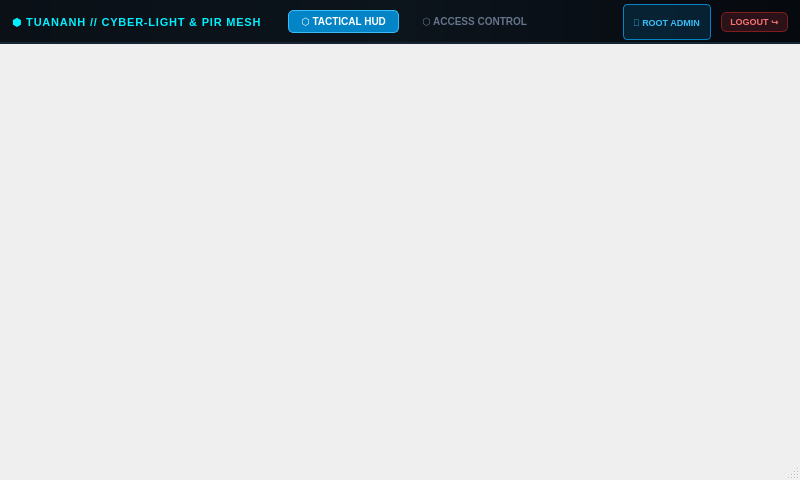
Before: the Qt Designer form OUT_SRC_TUANANH/OUT_SRC_TUANANH/ui/MainWindow.ui in dinhquanghaICTU/OUT_SRC, drawn with Qt 5.
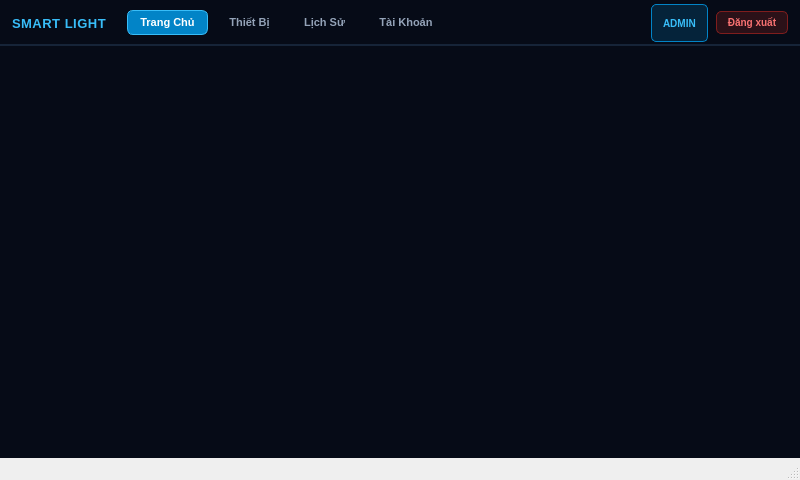
After: the same form once the commit is applied.

Commit message: Update OUT_SRC: SCADA charts, history aggregation, UI and firmware improvements across projects

```diff
--- a/OUT_SRC_TUANANH/OUT_SRC_TUANANH/ui/MainWindow.ui
+++ b/OUT_SRC_TUANANH/OUT_SRC_TUANANH/ui/MainWindow.ui
@@ -12,14 +12,28 @@
   </property>
   <property name="minimumSize">
    <size>
-    <width>320</width>
-    <height>240</height>
+    <width>800</width>
+    <height>480</height>
+   </size>
+  </property>
+  <property name="maximumSize">
+   <size>
+    <width>800</width>
+    <height>480</height>
    </size>
   </property>
   <property name="windowTitle">
    <string>TUANANH - Tactical Cyber-Light &amp; Security Mesh</string>
   </property>
   <widget class="QWidget" name="centralWidget">
+   <property name="styleSheet">
+    <string notr="true">QWidget#centralWidget {
+  background-color: #060b17;
+}
+QStackedWidget#pages {
+  background-color: #060b17;
+}</string>
+   </property>
    <layout class="QVBoxLayout" name="mainLayout">
     <property name="spacing">
      <number>0</number>
@@ -41,19 +55,19 @@
       <property name="minimumSize">
        <size>
         <width>0</width>
-        <height>44</height>
+        <height>46</height>
        </size>
       </property>
       <property name="maximumSize">
        <size>
         <width>16777215</width>
-        <height>44</height>
+        <height>46</height>
        </size>
       </property>
       <property name="styleSheet">
        <string notr="true">QFrame#topHeaderBar {
-  background: qlineargradient(x1:0, y1:0, x2:1, y2:0, stop:0 #0a1016, stop:0.5 #0c141c, stop:1 #06090e);
-  border-bottom: 1.5px solid #162432;
+  background-color: #060b17;
+  border-bottom: 1.5px solid #162438;
 }</string>
       </property>
       <layout class="QHBoxLayout" name="headerLayout">
@@ -70,15 +84,15 @@
         <number>4</number>
        </property>
        <property name="spacing">
-        <number>10</number>
+        <number>8</number>
        </property>
        <item>
         <widget class="QLabel" name="systemTitleLabel">
          <property name="text">
-          <string>⬢ TUANANH // CYBER-LIGHT &amp; PIR MESH</string>
+          <string>SMART LIGHT</string>
          </property>
          <property name="styleSheet">
-          <string notr="true">color: #00f0ff; font-size: 11px; font-weight: 900; letter-spacing: 0.8px;</string>
+          <string notr="true">color: #38bdf8; font-size: 13px; font-weight: 900; letter-spacing: 0.5px;</string>
          </property>
         </widget>
        </item>
@@ -92,7 +106,7 @@
          </property>
          <property name="sizeHint" stdset="0">
           <size>
-           <width>16</width>
+           <width>12</width>
            <height>20</height>
           </size>
          </property>
@@ -104,7 +118,7 @@
           <cursorShape>PointingHandCursor</cursorShape>
          </property>
          <property name="text">
-          <string>⬡ TACTICAL HUD</string>
+          <string>Trang Chủ</string>
          </property>
          <property name="checkable">
           <bool>true</bool>
@@ -118,15 +132,89 @@
          <property name="styleSheet">
           <string notr="true">QPushButton {
   background: transparent;
-  color: #64748b;
+  color: #94a3b8;
   border: 1px solid transparent;
-  border-radius: 5px;
-  padding: 4px 12px;
-  font-size: 10px;
+  border-radius: 6px;
+  padding: 5px 12px;
+  font-size: 11px;
   font-weight: 800;
 }
 QPushButton:hover {
-  background: #111c26;
+  background: #0f1d38;
+  color: #ffffff;
+}
+QPushButton:checked {
+  background: #0284c7;
+  color: #ffffff;
+  border: 1px solid #38bdf8;
+  font-weight: 900;
+}</string>
+         </property>
+        </widget>
+       </item>
+       <item>
+        <widget class="QPushButton" name="devicesButton">
+         <property name="cursor">
+          <cursorShape>PointingHandCursor</cursorShape>
+         </property>
+         <property name="text">
+          <string>Thiết Bị</string>
+         </property>
+         <property name="checkable">
+          <bool>true</bool>
+         </property>
+         <property name="autoExclusive">
+          <bool>true</bool>
+         </property>
+         <property name="styleSheet">
+          <string notr="true">QPushButton {
+  background: transparent;
+  color: #94a3b8;
+  border: 1px solid transparent;
+  border-radius: 6px;
+  padding: 5px 12px;
+  font-size: 11px;
+  font-weight: 800;
+}
+QPushButton:hover {
+  background: #0f1d38;
+  color: #ffffff;
+}
+QPushButton:checked {
+  background: #0284c7;
+  color: #ffffff;
+  border: 1px solid #38bdf8;
+  font-weight: 900;
+}</string>
+         </property>
+        </widget>
+       </item>
+       <item>
+        <widget class="QPushButton" name="historyButton">
+         <property name="cursor">
+          <cursorShape>PointingHandCursor</cursorShape>
+         </property>
+         <property name="text">
+          <string>Lịch Sử</string>
+         </property>
+         <property name="checkable">
+          <bool>true</bool>
+         </property>
+         <property name="autoExclusive">
+          <bool>true</bool>
+         </property>
+         <property name="styleSheet">
+          <string notr="true">QPushButton {
+  background: transparent;
+  color: #94a3b8;
+  border: 1px solid transparent;
+  border-radius: 6px;
+  padding: 5px 12px;
+  font-size: 11px;
+  font-weight: 800;
+}
+QPushButton:hover {
+  background: #0f1d38;
   color: #ffffff;
 }
 QPushButton:checked {
@@ -144,7 +232,7 @@
           <cursorShape>PointingHandCursor</cursorShape>
          </property>
          <property name="text">
-          <string>⬡ ACCESS CONTROL</string>
+          <string>Tài Khoản</string>
          </property>
          <property name="checkable">
           <bool>true</bool>
@@ -155,11 +243,11 @@
          <property name="styleSheet">
           <string notr="true">QPushButton {
   background: transparent;
-  color: #64748b;
+  color: #94a3b8;
   border: 1px solid transparent;
-  border-radius: 5px;
-  padding: 4px 12px;
-  font-size: 10px;
+  border-radius: 6px;
+  padding: 5px 12px;
+  font-size: 11px;
   font-weight: 800;
 }
 QPushButton:hover {
@@ -191,15 +279,15 @@
        <item>
         <widget class="QLabel" name="roleBadgeLabel">
          <property name="text">
-          <string>👑 ROOT ADMIN</string>
+          <string>ADMIN</string>
          </property>
          <property name="styleSheet">
-          <string notr="true">background: rgba(2, 132, 199, 0.18);
+          <string notr="true">background: rgba(2, 132, 199, 0.2);
 color: #38bdf8;
 border: 1px solid #0284c7;
-border-radius: 4px;
-padding: 2px 7px;
-font-size: 9px;
+border-radius: 5px;
+padding: 3px 8px;
+font-size: 10px;
 font-weight: 800;</string>
          </property>
         </widget>
@@ -210,7 +298,7 @@
           <cursorShape>PointingHandCursor</cursorShape>
          </property>
          <property name="text">
-          <string>LOGOUT ↪</string>
+          <string>Đăng xuất</string>
          </property>
          <property name="styleSheet">
           <string notr="true">QPushButton {
@@ -218,8 +306,8 @@
   color: #f87171;
   border: 1px solid #7f1d1d;
   border-radius: 5px;
-  padding: 3px 8px;
-  font-size: 9px;
+  padding: 4px 10px;
+  font-size: 10px;
   font-weight: 800;
 }
 QPushButton:hover {
```
Left out of the diff: 4 changed lines with no effect on the pictures. The commit also changes 99 other files.
